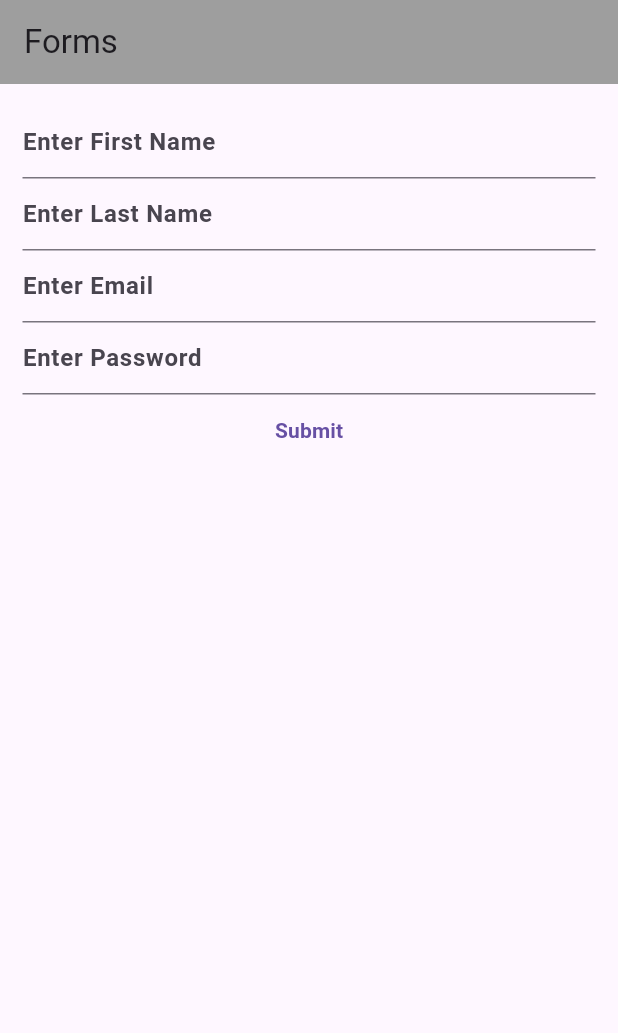
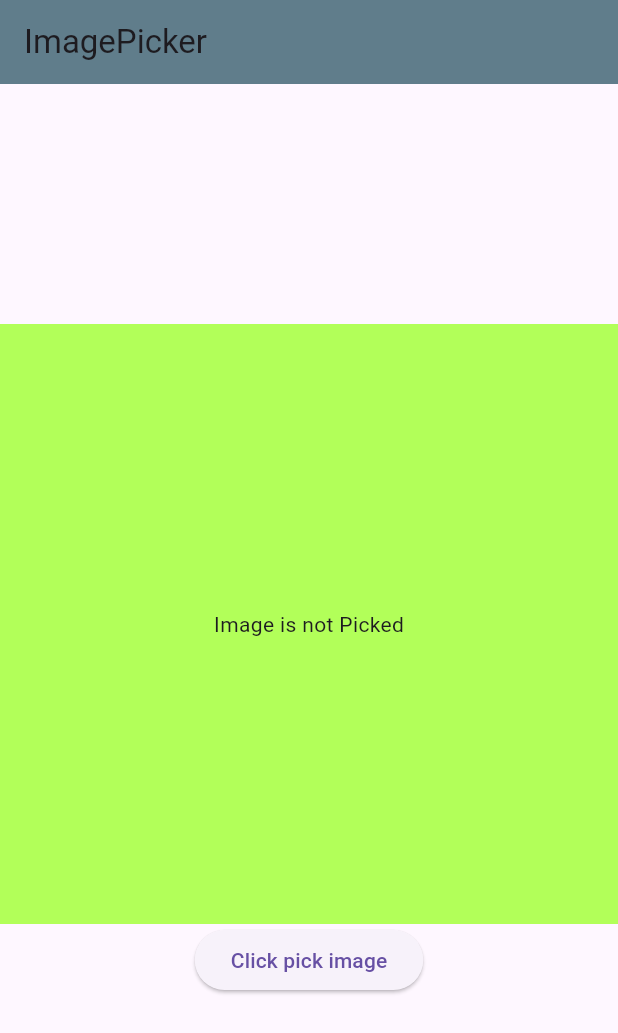
Before and after one commit to GOKULKANTHCSE/Flutter_learning, a Flutter app: the screen it shows after launch, on a phone screen of 412 x 824 dp. Shown: the top 1033 px of the screen. Run offline on Flutter 3.47's test engine with Material 3 defaults, Android fonts, the phone set to English and light mode, and no system bars; our stand-ins replace animated_text_kit, cached_network_image, image_picker.

Commit message:
Changed new things and Imagepicker is newly learned

```diff
--- /dev/null
+++ b/lib/Widgets/imagepicker.dart
@@ -0,0 +1,60 @@
+import 'dart:io';
+
+import 'package:flutter/material.dart';
+import 'package:image_picker/image_picker.dart';
+
+class Imagepicker extends StatefulWidget {
+  const Imagepicker({super.key});
+
+  @override
+  State<Imagepicker> createState() => _ImagepickerState();
+}
+
+class _ImagepickerState extends State<Imagepicker> {
+  File? file;
+  final picker = ImagePicker();
+
+  Future getImage() async {
+    final pickedImage = await picker.pickImage(source: ImageSource.gallery);
+
+    setState(() {
+      if (pickedImage != null) {
+        file = File(pickedImage.path);
+        print(pickedImage.path);
+      } else {
+        print("Image is not Picked");
+      }
+    });
+  }
+
+  @override
+  Widget build(BuildContext context) {
+    return Scaffold(
+      appBar: AppBar(
+        title: Text("ImagePicker"),
+        backgroundColor: Colors.blueGrey,
+      ),
+      body: Center(
+          child: Column(
+        mainAxisAlignment: MainAxisAlignment.center,
+        children: [
+          Container(
+            padding: EdgeInsets.all(20),
+            height: 400,
+            width: double.infinity,
+            color: Colors.lightGreenAccent,
+            child: Center(
+              child: file == null
+                  ? Text("Image is not Picked")
+                  : Image.file(file!),
+            ),
+          ),
+          ElevatedButton(
+            onPressed: getImage,
+            child: Text("Click pick image"),
+          ),
+        ],
+      )),
+    );
+  }
+}
--- a/lib/main.dart
+++ b/lib/main.dart
@@ -1,6 +1,6 @@
 import 'package:flutter/material.dart';
-
-import 'package:learning_project/Widgets/forms.dart';
+import 'package:learning_project/Widgets/imagepicker.dart';
+import 'package:learning_project/Widgets/tabbar.dart';
 
 void main() {
   runApp(const Mylearning());
@@ -15,7 +15,7 @@ class Mylearning extends StatelessWidget {
       debugShowCheckedModeBanner: false,
       theme: ThemeData(
           brightness: Brightness.light, primaryColor: Colors.orangeAccent),
-      home: FormWidget(),
+      home: Imagepicker(),
     );
   }
 }
--- a/pubspec.yaml
+++ b/pubspec.yaml
@@ -37,6 +37,7 @@ dependencies:
   get: ^4.6.6
   cached_network_image: ^3.4.1
   animated_text_kit: ^4.2.2
+  image_picker: ^1.1.2
 
 
 
```
Also changed, not shown: lib/Widgets/stack.dart (added, +72 -0 lines), lib/Widgets/tabbar.dart (added, +74 -0 lines), pubspec.lock, 9 other files.
